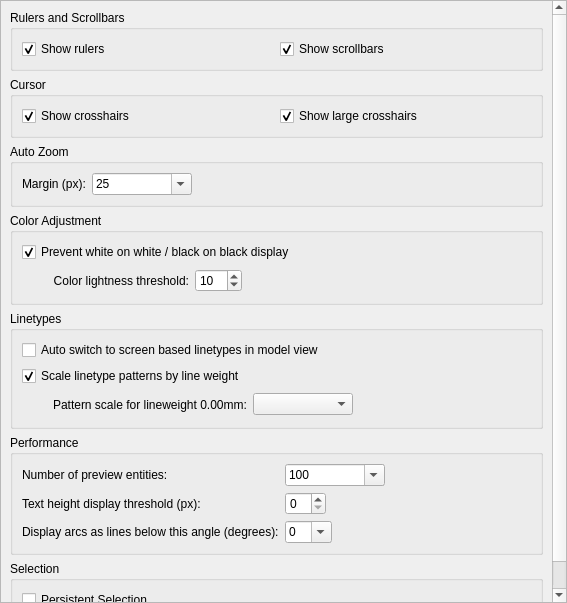
Qt form scripts/Edit/AppPreferences/GraphicsViewPreferences/PreferencesPage.ui (qcad/qcad) before a commit.
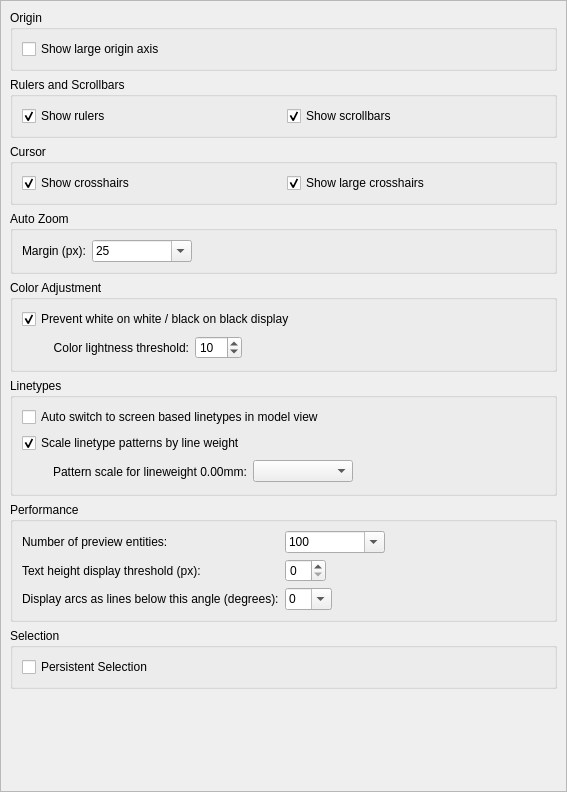
The same form after that commit. Custom widgets are drawn as their Qt base class.

Commit message: add preferences for large zero axis, right-click to deselect

Diff of the .ui file:
```diff
--- a/scripts/Edit/AppPreferences/GraphicsViewPreferences/PreferencesPage.ui
+++ b/scripts/Edit/AppPreferences/GraphicsViewPreferences/PreferencesPage.ui
@@ -7,7 +7,7 @@
     <x>0</x>
     <y>0</y>
     <width>567</width>
-    <height>603</height>
+    <height>792</height>
    </rect>
   </property>
   <property name="windowTitle">
@@ -21,11 +21,30 @@
     <rect>
      <x>0</x>
      <y>0</y>
-     <width>550</width>
-     <height>638</height>
+     <width>565</width>
+     <height>790</height>
     </rect>
    </property>
-   <layout class="QVBoxLayout" name="verticalLayout">
+   <layout class="QVBoxLayout" name="verticalLayout_2">
+    <item>
+     <widget class="QGroupBox" name="Origin">
+      <property name="title">
+       <string>Origin</string>
+      </property>
+      <layout class="QVBoxLayout" name="verticalLayout">
+       <item>
+        <widget class="QCheckBox" name="ShowLargeOriginAxis">
+         <property name="text">
+          <string>Show large origin axis</string>
+         </property>
+         <property name="checked">
+          <bool>false</bool>
+         </property>
+        </widget>
+       </item>
+      </layout>
+     </widget>
+    </item>
     <item>
      <widget class="QGroupBox" name="groupBox">
       <property name="title">
```
The commit also changes 5 other files.
